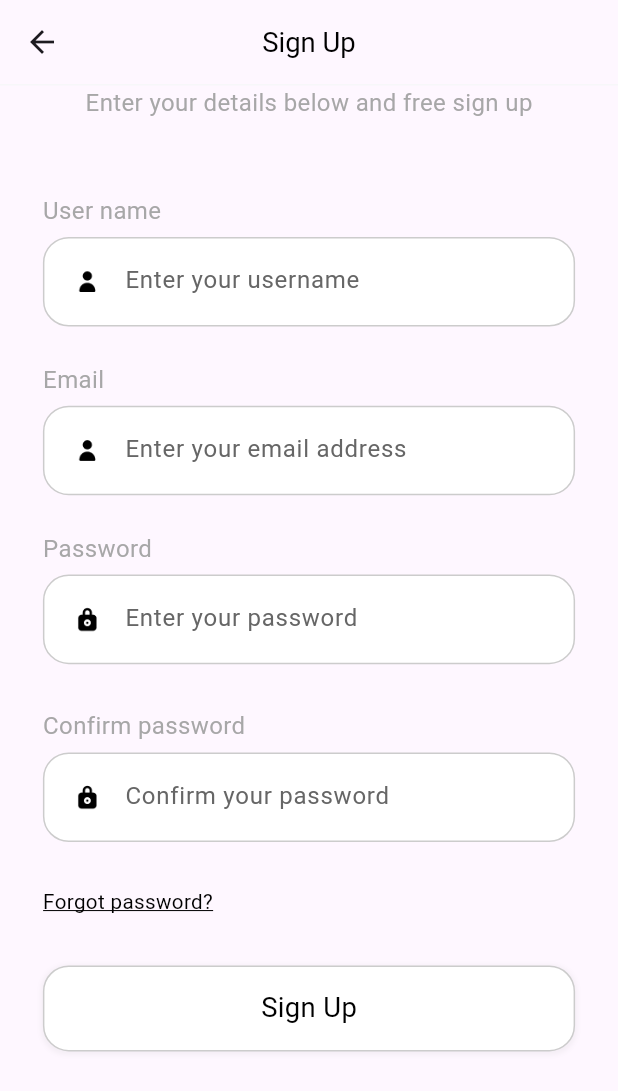
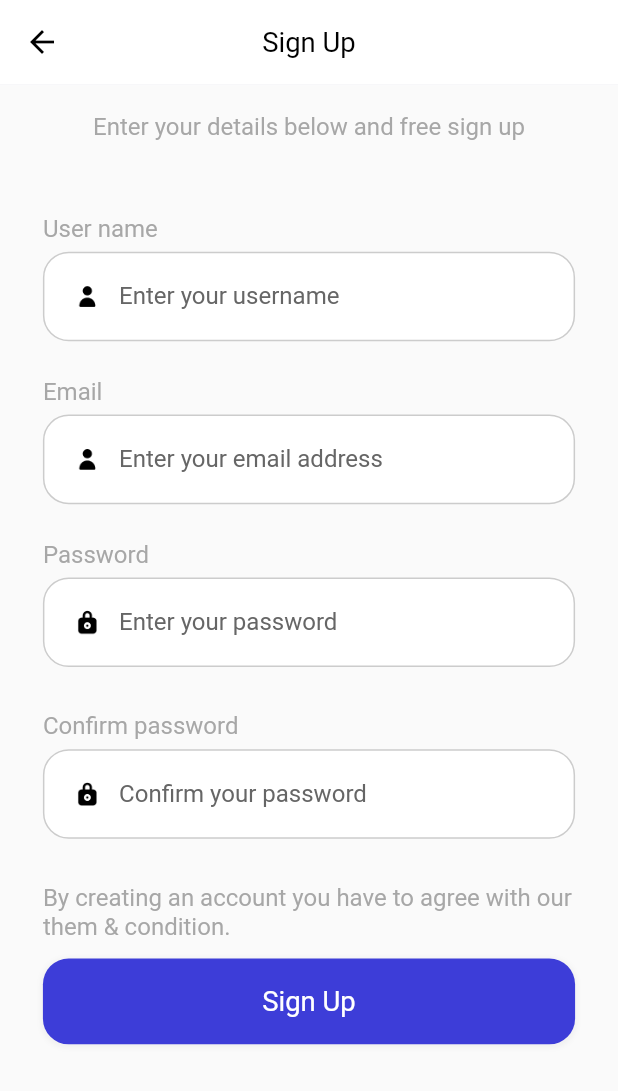
Before and after one commit to Daddy2054/ulearning_app_bloc, a Flutter app: the Register screen opened by its route, after a tap on "Sign Up", on a phone screen of 412 x 824 dp. Shown: the top 1091 px of the screen. Run offline on Flutter 3.47's test engine with Material 2 defaults, Android fonts, the phone set to English and light mode, and no system bars; our stand-ins replace cloud_firestore, dots_indicator, firebase_auth, firebase_core, flutter_bloc, flutter_screenutil and 1 more; accounts and stored records are empty; Roboto replaces fonts that are missing (Avenir).

Commit message:
54. Register screen and ui app bar theme part 4

```diff
--- a/lib/pages/register/register.dart
+++ b/lib/pages/register/register.dart
@@ -22,10 +22,14 @@ class _RegisterState extends State<Register> {
             child: Column(
               crossAxisAlignment: CrossAxisAlignment.start,
               children: [
+                SizedBox(
+                  height: 15.h,
+                ),
                 Center(
-                    child: reusableText(
-                  "Enter your details below and free sign up",
-                )),
+                  child: reusableText(
+                    "Enter your details below and free sign up",
+                  ),
+                ),
                 Container(
                   margin: EdgeInsets.only(
                     top: 36.h,
@@ -74,13 +78,18 @@ class _RegisterState extends State<Register> {
                       SizedBox(
                         height: 5.h,
                       ),
-                      forgotPassword(),
-                      buildLogInAndRegButton('Sign Up', 'register', () {
+                      reusableText(
+                        "By creating an account you have to agree with our them & condition.",
+                      ),
+                      SizedBox(
+                        height: 5.h,
+                      ),
+                      buildLogInAndRegButton('Sign Up', 'login', () {
                         Navigator.of(context).pushNamed('register');
                       }),
                     ],
                   ),
-                )
+                ),
               ],
             ),
           ),
```
Also changed, not shown: lib/main.dart (+8 -4 lines).
